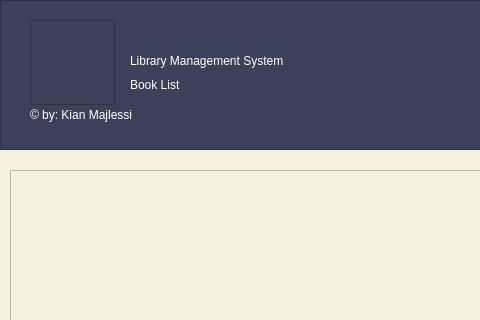
Before: the Qt Designer form booklist_admin.ui in kianmajl/Library, drawn with Qt 5; both pictures show x 0 to 480 and y 0 to 320 of the 800 by 600 pixel window.
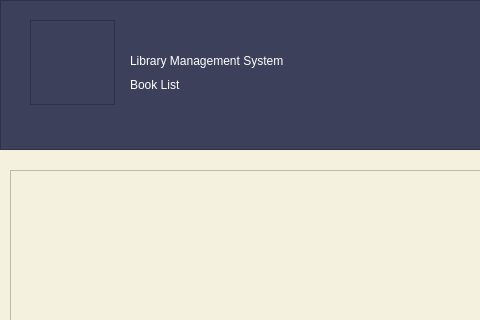
After: the same form once the commit is applied. Icons and pictures are not drawn.

The edit to the form file:
```diff
--- a/booklist_admin.ui
+++ b/booklist_admin.ui
@@ -70,22 +70,6 @@
      <enum>QFrame::Raised</enum>
     </property>
    </widget>
-   <widget class="QLabel" name="label_copyright">
-    <property name="geometry">
-     <rect>
-      <x>30</x>
-      <y>105</y>
-      <width>151</width>
-      <height>20</height>
-     </rect>
-    </property>
-    <property name="styleSheet">
-     <string notr="true">font: 25 7pt &quot;IRANYekan Light&quot;;</string>
-    </property>
-    <property name="text">
-     <string>© by: Kian Majlessi</string>
-    </property>
-   </widget>
    <widget class="QLabel" name="label_title">
     <property name="geometry">
      <rect>
```
